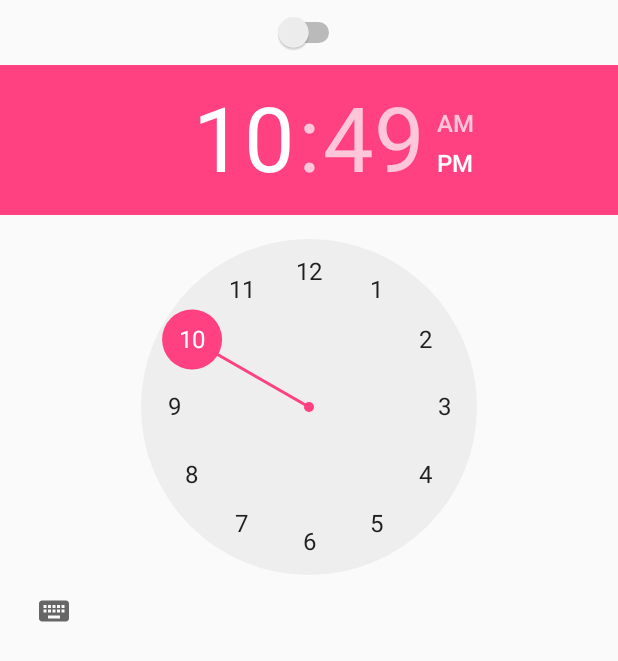
After one commit to EtayP12/WeatherNotifier, an Android app: the layout alarm_alert_dialog_layout.xml on its own in the app's theme, with its tools: preview values and no code run, on a phone screen of 412 x 824 dp. The commit adds this screen. Shown: the top 661 px of the screen. Run offline under Robolectric (Android 15) with nearby library versions, the phone set to English and light mode, and no system bars.

```diff
--- a/app/src/main/java/com/example/etayp/weathernotifier/Constants.java
+++ b/app/src/main/java/com/example/etayp/weathernotifier/Constants.java
@@ -26,4 +26,5 @@ final class Constants {
     public static final String API_KEY1 = "4e687457bbdb40a25dd4a30b8d92ec0c";
     public static final String API_KEY2 = "ba5b4ae760ee1d74eea0e5d70514cdf4";
     public static final String ADDRESSES_HASH_MAP = "addresses hash map";
+    public static final String SET_ALARM_TIME = "Set alarm time";
 }
--- a/app/src/main/java/com/example/etayp/weathernotifier/DefineLocationActivity.java
+++ b/app/src/main/java/com/example/etayp/weathernotifier/DefineLocationActivity.java
@@ -81,6 +81,12 @@ public class DefineLocationActivity extends FragmentActivity implements OnMapRea
                 }
             }
         });
+        findViewById(R.id.cancel_location_button).setOnClickListener(new View.OnClickListener() {
+            @Override
+            public void onClick(View v) {
+                finish();
+            }
+        });
     }
 
 
--- a/app/src/main/java/com/example/etayp/weathernotifier/MainActivity.java
+++ b/app/src/main/java/com/example/etayp/weathernotifier/MainActivity.java
@@ -306,11 +306,13 @@ public class MainActivity extends AppCompatActivity implements
         super.onActivityResult(requestCode, resultCode, data);
         if (resultCode == RESULT_OK) {
             Location resultLocation = data.getExtras().getParcelable("NewLocation");
-            Intent intent = new Intent(this, FetchAddressIntentService.class);
-            intent.putExtra(Constants.RECEIVER, mResultReceiver);
-            intent.putExtra(Constants.LOCATION_DATA_EXTRA, resultLocation);
-            intent.putExtra(Constants.RECEIVE_TYPE_EXTRA, Constants.RECEIVE_TO_FRAGMENT);
-            startService(intent);
+            if (resultLocation!=null) {
+                Intent intent = new Intent(this, FetchAddressIntentService.class);
+                intent.putExtra(Constants.RECEIVER, mResultReceiver);
+                intent.putExtra(Constants.LOCATION_DATA_EXTRA, resultLocation);
+                intent.putExtra(Constants.RECEIVE_TYPE_EXTRA, Constants.RECEIVE_TO_FRAGMENT);
+                startService(intent);
+            }
         }
     }
 
@@ -365,6 +367,12 @@ public class MainActivity extends AppCompatActivity implements
             locationFragment = new LocationsFragment();
             changeFragment(locationFragment, true, true);
             return true;
+        }
+        if (id == R.id.set_alarm_time){
+            final AlertDialog alertDialog = new AlertDialog.Builder(this)
+                    .setTitle(Constants.SET_ALARM_TIME)
+                    .setCancelable(false).create();
+            alertDialog.setView(getLayoutInflater().inflate(R.layout.alarm_alert_dialog_layout,null));
         }
 
 
--- /dev/null
+++ b/app/src/main/res/layout/alarm_alert_dialog_layout.xml
@@ -0,0 +1,31 @@
+<?xml version="1.0" encoding="utf-8"?>
+<android.support.constraint.ConstraintLayout xmlns:android="http://schemas.android.com/apk/res/android"
+    xmlns:app="http://schemas.android.com/apk/res-auto"
+    xmlns:tools="http://schemas.android.com/tools"
+    android:orientation="vertical"
+    android:layout_width="match_parent"
+    android:layout_height="match_parent">
+
+    <Switch
+        android:id="@+id/switch1"
+        android:layout_width="wrap_content"
+        android:layout_height="wrap_content"
+        android:layout_marginRight="8dp"
+        app:layout_constraintRight_toRightOf="parent"
+        android:layout_marginLeft="8dp"
+        app:layout_constraintLeft_toLeftOf="parent"
+        app:layout_constraintTop_toTopOf="parent"
+        android:layout_marginTop="8dp" />
+
+    <TimePicker
+        android:id="@+id/timePicker"
+        android:layout_width="wrap_content"
+        android:layout_height="wrap_content"
+        android:layout_marginTop="8dp"
+        app:layout_constraintTop_toBottomOf="@+id/switch1"
+        android:layout_marginLeft="8dp"
+        app:layout_constraintLeft_toLeftOf="parent"
+        android:layout_marginRight="8dp"
+        app:layout_constraintRight_toRightOf="parent" />
+
+</android.support.constraint.ConstraintLayout>
```
